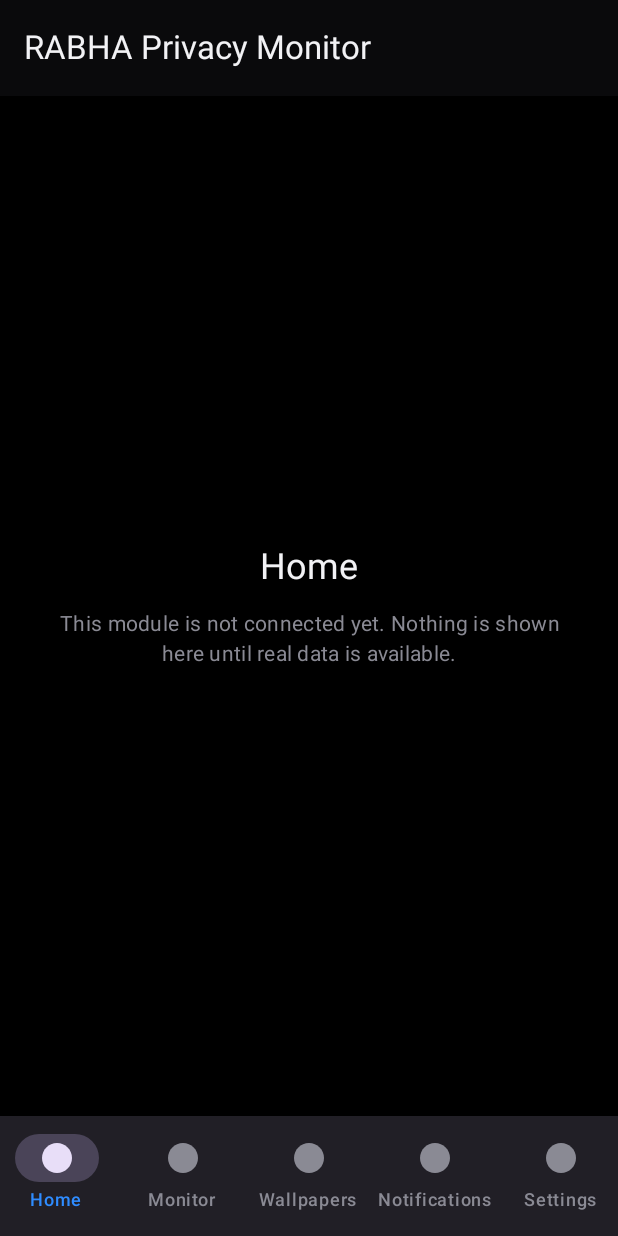
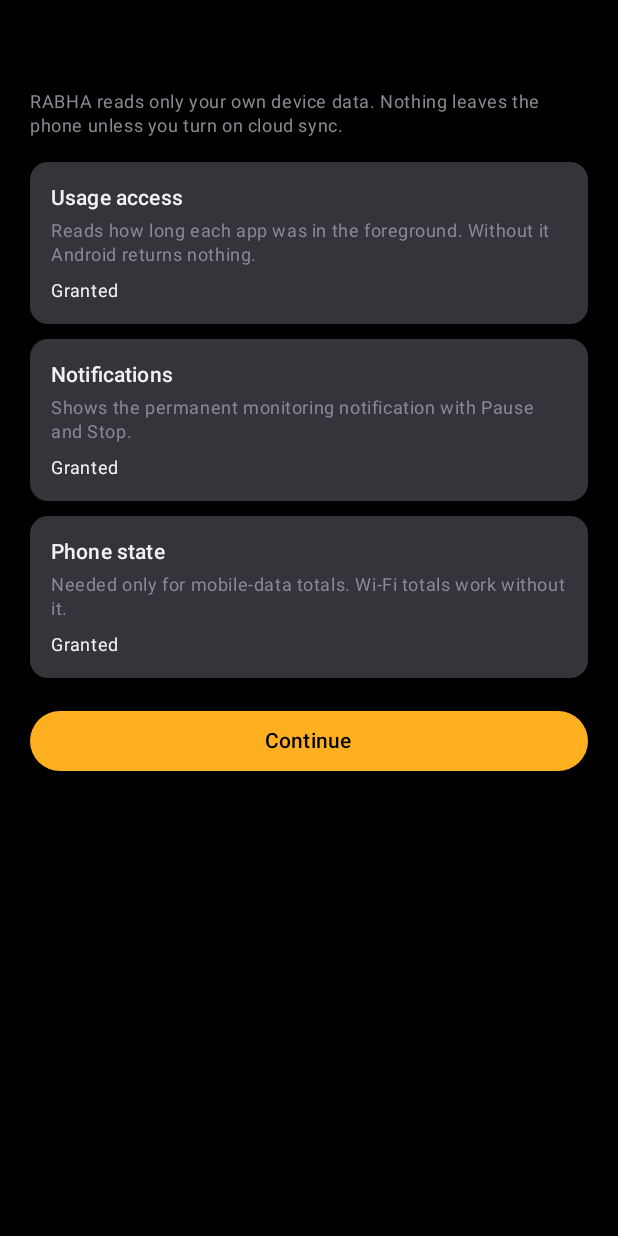
Before and after one commit to nagraj2317/RABHA, an Android app built with Jetpack Compose: the screen it shows after launch (MainActivity), on a phone screen of 412 x 824 dp. Run offline under Robolectric (Android 15) with nearby library versions, the phone set to English and light mode, and no system bars.

Commit message:
Connect home dashboard, permissions onboarding and monitoring service

```diff
--- a/android/app/src/main/AndroidManifest.xml
+++ b/android/app/src/main/AndroidManifest.xml
@@ -8,6 +8,7 @@
     <uses-permission android:name="android.permission.PACKAGE_USAGE_STATS"
         tools:ignore="ProtectedPermissions" />
     <uses-permission android:name="android.permission.FOREGROUND_SERVICE" />
+    <uses-permission android:name="android.permission.FOREGROUND_SERVICE_DATA_SYNC" />
     <uses-permission android:name="android.permission.POST_NOTIFICATIONS" />
 
     <application
@@ -24,5 +25,9 @@
                 <category android:name="android.intent.category.LAUNCHER" />
             </intent-filter>
         </activity>
+        <service
+            android:name=".service.MonitoringService"
+            android:exported="false"
+            android:foregroundServiceType="dataSync" />
     </application>
 </manifest>
--- a/android/app/src/main/java/ai/rabha/monitor/MainActivity.kt
+++ b/android/app/src/main/java/ai/rabha/monitor/MainActivity.kt
@@ -9,6 +9,7 @@ import ai.rabha.monitor.ui.theme.RabhaTheme
 class MainActivity : ComponentActivity() {
     override fun onCreate(savedInstanceState: Bundle?) {
         super.onCreate(savedInstanceState)
+        ai.rabha.monitor.service.MonitoringService.createChannels(this)
         setContent {
             RabhaTheme {
                 RabhaApp()
--- /dev/null
+++ b/android/app/src/main/java/ai/rabha/monitor/permissions/PermissionState.kt
@@ -0,0 +1,59 @@
+package ai.rabha.monitor.permissions
+
+import android.Manifest
+import android.app.AppOpsManager
+import android.content.Context
+import android.content.pm.PackageManager
+import android.os.Build
+import android.os.Process
+import androidx.core.content.ContextCompat
+
+data class PermissionItem(
+    val key: String,
+    val title: String,
+    val why: String,
+    val granted: Boolean
+)
+
+object PermissionState {
+
+    fun hasUsageAccess(context: Context): Boolean {
+        val appOps = context.getSystemService(Context.APP_OPS_SERVICE) as AppOpsManager
+        val mode = appOps.unsafeCheckOpNoThrow(
+            AppOpsManager.OPSTR_GET_USAGE_STATS,
+            Process.myUid(),
+            context.packageName
+        )
+        return mode == AppOpsManager.MODE_ALLOWED
+    }
+
+    fun hasNotifications(context: Context): Boolean {
+        if (Build.VERSION.SDK_INT < Build.VERSION_CODES.TIRAMISU) return true
+        return ContextCompat.checkSelfPermission(
+            context, Manifest.permission.POST_NOTIFICATIONS
+        ) == PackageManager.PERMISSION_GRANTED
+    }
+
+    fun hasPhoneState(context: Context): Boolean =
+        ContextCompat.checkSelfPermission(
+            context, Manifest.permission.READ_PHONE_STATE
+        ) == PackageManager.PERMISSION_GRANTED
+
+    fun items(context: Context): List<PermissionItem> = listOf(
+        PermissionItem(
+            "usage", "Usage access",
+            "Reads how long each app was in the foreground. Without it Android returns nothing.",
+            hasUsageAccess(context)
+        ),
+        PermissionItem(
+            "notifications", "Notifications",
+            "Shows the permanent monitoring notification with Pause and Stop.",
+            hasNotifications(context)
+        ),
+        PermissionItem(
+            "phone", "Phone state",
+            "Needed only for mobile-data totals. Wi-Fi totals work without it.",
+            hasPhoneState(context)
+        )
+    )
+}
--- /dev/null
+++ b/android/app/src/main/java/ai/rabha/monitor/service/MonitoringService.kt
@@ -0,0 +1,94 @@
+package ai.rabha.monitor.service
+
+import android.app.Notification
+import android.app.NotificationChannel
+import android.app.NotificationManager
+import android.app.PendingIntent
+import android.app.Service
+import android.content.Context
+import android.content.Intent
+import android.os.Build
+import android.os.IBinder
+import androidx.core.app.NotificationCompat
+import androidx.core.content.ContextCompat
+import ai.rabha.monitor.MainActivity
+
+class MonitoringService : Service() {
+
+    companion object {
+        const val CHANNEL_MONITORING = "monitoring"
+        const val CHANNEL_ALERTS = "alerts"
+        const val CHANNEL_REPORTS = "reports"
+        const val CHANNEL_ANNOUNCEMENTS = "announcements"
+        private const val NOTIF_ID = 1001
+        private const val ACTION_PAUSE = "ai.rabha.monitor.PAUSE"
+        private const val ACTION_STOP = "ai.rabha.monitor.STOP"
+
+        var paused = false
+
+        fun start(context: Context) {
+            val i = Intent(context, MonitoringService::class.java)
+            ContextCompat.startForegroundService(context, i)
+        }
+
+        fun createChannels(context: Context) {
+            if (Build.VERSION.SDK_INT < Build.VERSION_CODES.O) return
+            val mgr = context.getSystemService(NotificationManager::class.java)
+            val defs = listOf(
+                Triple(CHANNEL_MONITORING, "Monitoring", NotificationManager.IMPORTANCE_LOW),
+                Triple(CHANNEL_ALERTS, "Alerts", NotificationManager.IMPORTANCE_DEFAULT),
+                Triple(CHANNEL_REPORTS, "Reports", NotificationManager.IMPORTANCE_LOW),
+                Triple(CHANNEL_ANNOUNCEMENTS, "Announcements", NotificationManager.IMPORTANCE_DEFAULT)
+            )
+            for ((id, name, importance) in defs) {
+                val ch = NotificationChannel(id, name, importance)
+                mgr.createNotificationChannel(ch)
+            }
+        }
+    }
+
+    override fun onStartCommand(intent: Intent?, flags: Int, startId: Int): Int {
+        when (intent?.action) {
+            ACTION_PAUSE -> paused = true
+            ACTION_STOP -> {
+                paused = false
+                stopForeground(STOP_FOREGROUND_REMOVE)
+                stopSelf()
+                return START_NOT_STICKY
+            }
+            else -> paused = false
+        }
+        startForeground(NOTIF_ID, buildNotification())
+        return START_STICKY
+    }
+
+    private fun buildNotification(): Notification {
+        createChannels(this)
+
+        val open = PendingIntent.getActivity(
+            this, 0, Intent(this, MainActivity::class.java),
+            PendingIntent.FLAG_IMMUTABLE
+        )
+        val pauseIntent = PendingIntent.getService(
+            this, 1, Intent(this, MonitoringService::class.java).setAction(ACTION_PAUSE),
+            PendingIntent.FLAG_IMMUTABLE
+        )
+        val stopIntent = PendingIntent.getService(
+            this, 2, Intent(this, MonitoringService::class.java).setAction(ACTION_STOP),
+            PendingIntent.FLAG_IMMUTABLE
+        )
+
+        return NotificationCompat.Builder(this, CHANNEL_MONITORING)
+            .setContentTitle("RABHA monitoring")
+            .setContentText(if (paused) "Paused — nothing is being read" else "Reading your own device data only")
+            .setSmallIcon(android.R.drawable.ic_dialog_info)
+            .setOngoing(true)
+            .setOnlyAlertOnce(true)
+            .setContentIntent(open)
+            .addAction(0, if (paused) "Resume" else "Pause", pauseIntent)
+            .addAction(0, "Stop", stopIntent)
+            .build()
+    }
+
+    override fun onBind(intent: Intent?): IBinder? = null
+}
--- /dev/null
+++ b/android/app/src/main/java/ai/rabha/monitor/ui/OnboardingScreen.kt
@@ -0,0 +1,92 @@
+package ai.rabha.monitor.ui
+
+import android.Manifest
+import android.content.Intent
+import android.os.Build
+import android.provider.Settings
+import androidx.activity.compose.rememberLauncherForActivityResult
+import androidx.activity.result.contract.ActivityResultContracts
+import androidx.compose.foundation.layout.Arrangement
+import androidx.compose.foundation.layout.Column
+import androidx.compose.foundation.layout.Spacer
+import androidx.compose.foundation.layout.fillMaxSize
+import androidx.compose.foundation.layout.fillMaxWidth
+import androidx.compose.foundation.layout.height
+import androidx.compose.foundation.layout.padding
+import androidx.compose.foundation.rememberScrollState
+import androidx.compose.foundation.verticalScroll
+import androidx.compose.material3.Button
+import androidx.compose.material3.Card
+import androidx.compose.material3.MaterialTheme
+import androidx.compose.material3.Text
+import androidx.compose.runtime.Composable
+import androidx.compose.runtime.remember
+import androidx.compose.ui.Modifier
+import androidx.compose.ui.platform.LocalContext
+import androidx.compose.ui.unit.dp
+import ai.rabha.monitor.permissions.PermissionState
+
+@Composable
+fun OnboardingScreen(onDone: () -> Unit) {
+    val context = LocalContext.current
+    val notifLauncher = rememberLauncherForActivityResult(
+        ActivityResultContracts.RequestPermission()
+    ) { }
+
+    Column(
+        modifier = Modifier
+            .fillMaxSize()
+            .verticalScroll(rememberScrollState())
+            .padding(20.dp),
+        verticalArrangement = Arrangement.Top
+    ) {
+        Text("Before we start", style = MaterialTheme.typography.headlineSmall)
+        Spacer(Modifier.height(8.dp))
+        Text(
+            "RABHA reads only your own device data. Nothing leaves the phone unless you turn on cloud sync.",
+            style = MaterialTheme.typography.bodySmall,
+            color = MaterialTheme.colorScheme.onSurfaceVariant
+        )
+        Spacer(Modifier.height(16.dp))
+
+        val items = PermissionState.items(context)
+        items.forEach { p ->
+            Card(Modifier.fillMaxWidth().padding(bottom = 10.dp)) {
+                Column(Modifier.padding(14.dp)) {
+                    Text(p.title, style = MaterialTheme.typography.titleSmall)
+                    Spacer(Modifier.height(4.dp))
+                    Text(
+                        p.why,
+                        style = MaterialTheme.typography.bodySmall,
+                        color = MaterialTheme.colorScheme.onSurfaceVariant
+                    )
+                    Spacer(Modifier.height(8.dp))
+                    if (p.granted) {
+                        Text("Granted", style = MaterialTheme.typography.bodySmall)
+                    } else {
+                        Button(onClick = {
+                            when (p.key) {
+                                "usage" -> {
+                                    val i = Intent(Settings.ACTION_USAGE_ACCESS_SETTINGS)
+                                    i.addFlags(Intent.FLAG_ACTIVITY_NEW_TASK)
+                                    context.startActivity(i)
+                                }
+                                "notifications" -> {
+                                    if (Build.VERSION.SDK_INT >= Build.VERSION_CODES.TIRAMISU) {
+                                        notifLauncher.launch(Manifest.permission.POST_NOTIFICATIONS)
+                                    }
+                                }
+                                "phone" -> notifLauncher.launch(Manifest.permission.READ_PHONE_STATE)
+                            }
+                        }) { Text("Allow") }
+                    }
+                }
+            }
+        }
+
+        Spacer(Modifier.height(8.dp))
+        Button(onClick = onDone, modifier = Modifier.fillMaxWidth()) {
+            Text("Continue")
+        }
+    }
+}
--- a/android/app/src/main/java/ai/rabha/monitor/ui/RabhaApp.kt
+++ b/android/app/src/main/java/ai/rabha/monitor/ui/RabhaApp.kt
@@ -24,6 +24,8 @@ import androidx.compose.runtime.remember
 import androidx.compose.runtime.setValue
 import androidx.compose.ui.Alignment
 import androidx.compose.ui.Modifier
+import androidx.compose.ui.platform.LocalContext
+import android.content.Context
 import androidx.compose.ui.text.style.TextAlign
 import androidx.compose.ui.unit.dp
 
@@ -38,7 +40,18 @@ enum class RabhaTab(val label: String) {
 @OptIn(ExperimentalMaterial3Api::class)
 @Composable
 fun RabhaApp() {
+    val context = LocalContext.current
+    val prefs = context.getSharedPreferences("rabha", Context.MODE_PRIVATE)
+    var onboarded by remember { mutableStateOf(prefs.getBoolean("onboarded", false)) }
     var selected by remember { mutableStateOf(RabhaTab.Home) }
+
+    if (!onboarded) {
+        OnboardingScreen {
+            prefs.edit().putBoolean("onboarded", true).apply()
+            onboarded = true
+        }
+        return
+    }
 
     Scaffold(
         topBar = {
@@ -63,7 +76,9 @@ fun RabhaApp() {
                 .fillMaxSize(),
             contentAlignment = Alignment.Center
         ) {
-            if (selected == RabhaTab.Monitor) {
+            if (selected == RabhaTab.Home) {
+                HomeScreen()
+            } else if (selected == RabhaTab.Monitor) {
                 MonitorScreen()
             } else {
                 UnavailableState(
```
Also changed, not shown: android/app/src/main/java/ai/rabha/monitor/ui/HomeScreen.kt (added, +138 -0 lines).
